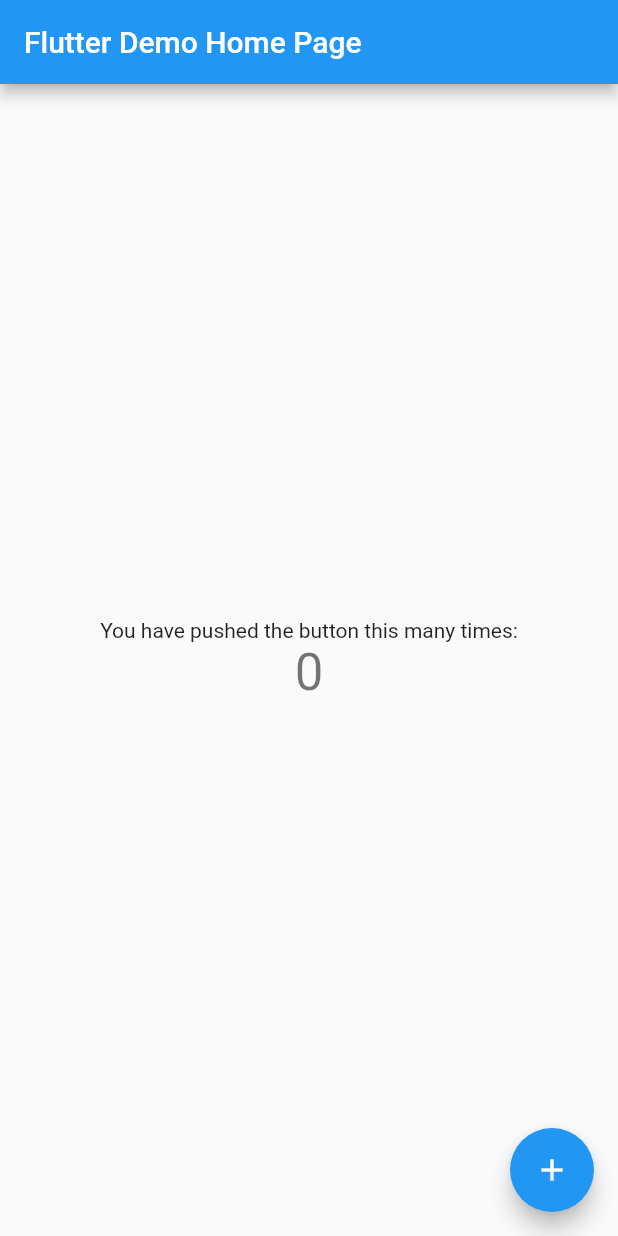
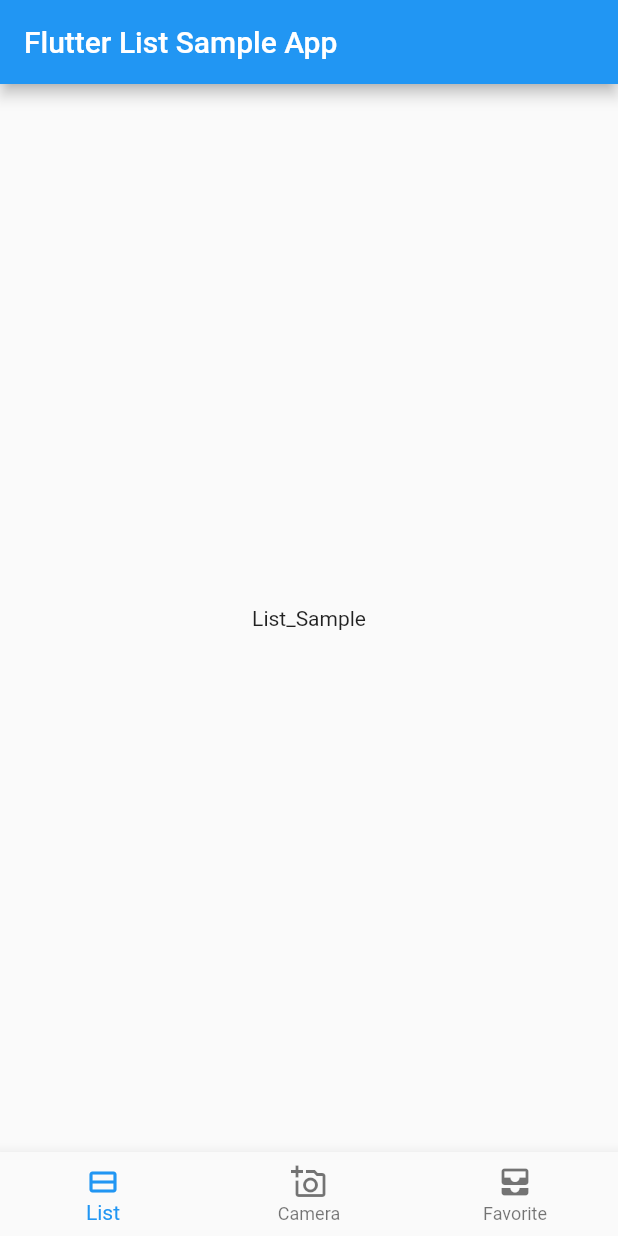
Before and after one commit to kiyokawakouji/list_sample, a Flutter app: the screen it shows after launch, on a phone screen of 412 x 824 dp. Run offline on Flutter 3.47's test engine with Material 2 defaults, Android fonts, the phone set to English and light mode, and no system bars.

Commit message:
appbarとfooterの実装

```diff
--- a/lib/main.dart
+++ b/lib/main.dart
@@ -14,7 +14,7 @@ class MyApp extends StatelessWidget {
       theme: ThemeData(
         primarySwatch: Colors.blue,
       ),
-      home: const MyHomePage(title: 'Flutter Demo Home Page'),
+      home: const MyHomePage(title: 'Flutter List Sample App'),
     );
   }
 }
@@ -29,13 +29,6 @@ class MyHomePage extends StatefulWidget {
 }
 
 class _MyHomePageState extends State<MyHomePage> {
-  int _counter = 0;
-
-  void _incrementCounter() {
-    setState(() {
-      _counter++;
-    });
-  }
 
   @override
   Widget build(BuildContext context) {
@@ -46,22 +39,46 @@ class _MyHomePageState extends State<MyHomePage> {
       body: Center(
         child: Column(
           mainAxisAlignment: MainAxisAlignment.center,
-          children: <Widget>[
-            const Text(
-              'You have pushed the button this many times:',
-            ),
+          children: const <Widget>[
             Text(
-              '$_counter',
-              style: Theme.of(context).textTheme.headline4,
+              'List_Sample',
             ),
           ],
         ),
       ),
-      floatingActionButton: FloatingActionButton(
-        onPressed: _incrementCounter,
-        tooltip: 'Increment',
-        child: const Icon(Icons.add),
-      ),
+      bottomNavigationBar: const Footer(),
     );
   }
 }
+
+class Footer extends StatefulWidget {
+  const Footer();
+
+  @override
+  _Footer createState() => _Footer();
+}
+
+class _Footer extends State {
+  @override
+  Widget build(BuildContext context) {
+    return BottomNavigationBar(
+        items: const [
+          BottomNavigationBarItem(
+            icon: Icon(Icons.view_stream_outlined),
+            label: 'List',
+          ),
+          BottomNavigationBarItem(
+              icon: Icon(Icons.add_a_photo_outlined),
+              label: 'Camera',
+          ),
+          BottomNavigationBarItem(
+            icon: Icon(Icons.all_inbox),
+            label: 'Favorite',
+          ),
+        ],
+      // currentIndex: _selectedIndex,
+      // selectedItemColor: Colors.amber[800],
+      // onTap: _onItemTapped,
+    );
+  }
+}
```
